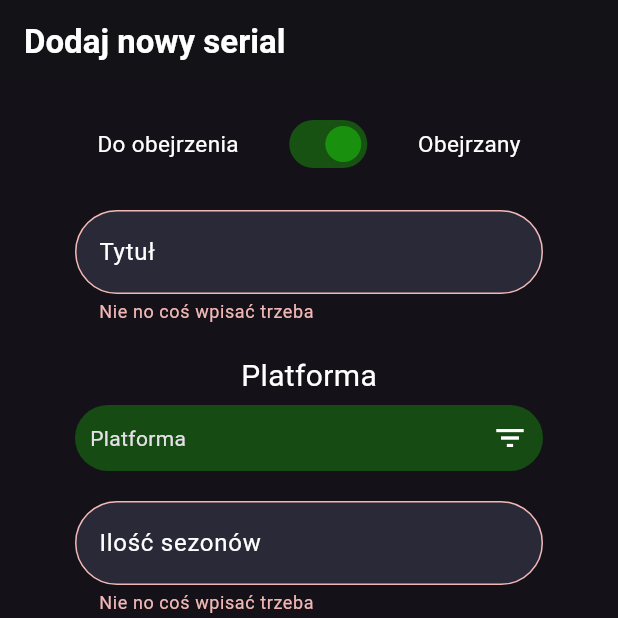
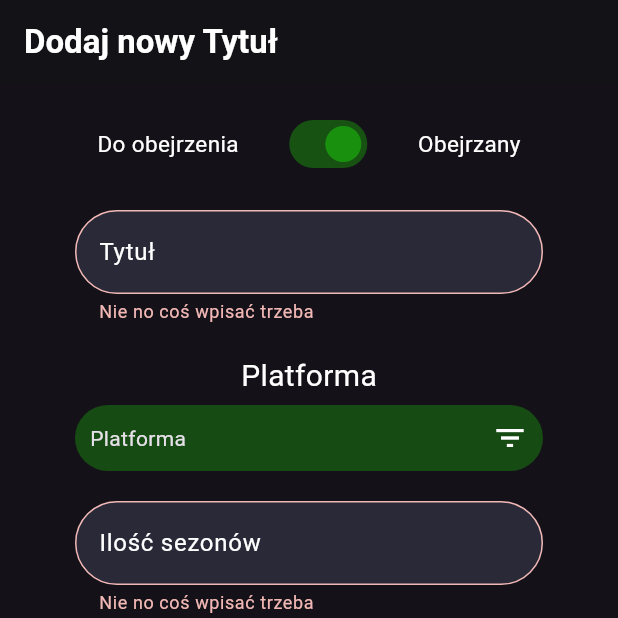
Before and after one commit to Nyc3k/seriale, a Flutter app: the screen it shows after launch, item 2 of the bottom bar chosen, after a tap on "Dodaj", on a phone screen of 412 x 824 dp, the top half of it. Run offline on Flutter 3.47's test engine with Material 3 defaults, Android fonts, the phone set to English and light mode, and no system bars; drawn by our look-alikes of multi_select_flutter; our stand-ins replace cloud_firestore, firebase_core, graphql_flutter, permission_handler; missing offline and left inert: excel; accounts and stored records are empty; generated files the repository leaves out were written again.

```diff
--- a/lib/components/serial.dart
+++ b/lib/components/serial.dart
@@ -11,7 +11,7 @@ class Serial {
   String? imageUrl;
   String? imageUrl2;
   double? rating;
-  int? sesons;
+  int? sesons = 0;
   String? notes;
   String? trailerUrl;
   Timestamp? createdAt;
--- a/lib/components/setrating.dart
+++ b/lib/components/setrating.dart
@@ -2,6 +2,7 @@ import 'package:cloud_firestore/cloud_firestore.dart';
 import 'package:flutter/material.dart';
 import 'package:kajecik/components/fajnyprzycisk.dart';
 import 'package:kajecik/components/multichooser.dart';
+import 'package:kajecik/globals.dart';
 import '../components/serial.dart';
 import '../components/tableText.dart';
 
@@ -46,7 +47,8 @@ class _addAPIandRankingState extends State<SetRanking> {
   @override
   void initState() {
     super.initState();
-    if (widget.addSesson) {
+    if (widget.newSerial.sesons != null) {
+      if (widget.addSesson) {
       sliderMax = widget.newSerial.sesons! + 1;
     } else {
       sliderMax = widget.newSerial.sesons!.toDouble();
@@ -58,6 +60,8 @@ class _addAPIandRankingState extends State<SetRanking> {
     } else{
       _sliderValue = 1.0;
     }
+    }
+
 
   }
 
@@ -85,12 +89,12 @@ class _addAPIandRankingState extends State<SetRanking> {
             children: [
               const SizedBox(height: 25.0),
               Text( widget.newSerial.title , style: const TextStyle(fontSize: 25),),
-              Text('dostępny w ${widget.newSerial.platforms} \n tagi: ${widget.newSerial.apiGenre} ilość sezonów ${widget.newSerial.sesons}'),
+              //Text('dostępny w ${widget.newSerial.platforms} \n tagi: ${widget.newSerial.apiGenre} ilość sezonów ${widget.newSerial.sesons}'),
               const SizedBox(height: 16.0),
               Form(
                 child: Column(
                     children: [
-                      Column(
+                      if (Globals.mode.value == 0 ) Column(
                         children: [
                           TableText( textWTabeli: 'Liczba obejrzanych sezonów: ${_sliderValue.toInt()}'),
                           Slider(
@@ -226,7 +230,8 @@ class _addAPIandRankingState extends State<SetRanking> {
                 _sliderValue == widget.newSerial.sesons ? sessontowatch = false: sessontowatch = true;
                 if (widget.isNew) {
                   dialogText = 'Serial został dodany';
-                  widget.firestore.collection('seriale').add({
+                  String collection = Globals.mode.value == 0 ? 'seriale' : 'movies';
+                  widget.firestore.collection(collection).add({
                           'isWatched' : widget.isWatched,
                           'apiId' : widget.newSerial.apiId,
                           'title' : widget.newSerial.title,
--- a/lib/components/viewseries.dart
+++ b/lib/components/viewseries.dart
@@ -3,6 +3,7 @@ import 'package:kajecik/components/multichooser.dart';
 import 'package:kajecik/components/raport.dart';
 import 'package:kajecik/components/serieslist.dart';
 import 'package:kajecik/components/filtrcard.dart';
+import 'package:kajecik/globals.dart';
 import 'serial.dart';
 
 class ViewSeries extends StatefulWidget {
@@ -89,11 +90,7 @@ void filterItems() {
   }
   void changeOfLook(){
     setState(() {
-      if (opcja == 2) {
-        opcja = 1;
-      }else{
-        opcja++;
-      }
+      Globals.changeMode();
     });
   }
   void _startSearch() {
@@ -224,7 +221,9 @@ void filterItems() {
                       ),
                   )
           : GestureDetector(
-            child: Text(barTitle,
+            child: Text(
+              Globals.mode.toString(),
+              //barTitle,
               style: const TextStyle(
                 color: Colors.white,
                 fontWeight: FontWeight.bold
--- /dev/null
+++ b/lib/globals.dart
@@ -0,0 +1,13 @@
+import 'package:flutter/material.dart';
+
+class Globals {
+  static ValueNotifier<int> mode = ValueNotifier<int>(0);
+
+  static void changeMode (){
+    if (mode.value == 0 ) {
+      mode.value++;
+    }else if(mode.value == 1){
+      mode.value = 0;
+    }
+  }
+}
--- a/lib/main.dart
+++ b/lib/main.dart
@@ -2,13 +2,13 @@ import 'package:cloud_firestore/cloud_firestore.dart';
 import 'package:flutter/material.dart';
 import 'package:kajecik/components/serial.dart';
 import 'package:kajecik/components/viewseries.dart';
+import 'package:kajecik/globals.dart';
 import 'package:kajecik/pages/addnewseries.dart';
 import 'package:firebase_core/firebase_core.dart';
 import 'firebase_options.dart';
 import 'package:graphql_flutter/graphql_flutter.dart';
 
 Future<void> main() async {
-
   WidgetsFlutterBinding.ensureInitialized();
   await Firebase.initializeApp(
     options: DefaultFirebaseOptions.currentPlatform,
@@ -24,12 +24,10 @@ Future<void> main() async {
     ),
   );
 
-
   runApp(GraphQLProvider(
     client: client,
     child: MaterialApp(
-      theme:
-      ThemeData(
+      theme: ThemeData(
           visualDensity: VisualDensity.adaptivePlatformDensity,
           brightness: Brightness.dark,
 
@@ -40,24 +38,22 @@ Future<void> main() async {
               fillColor: const Color.fromARGB(255, 41, 41, 56),
               border: OutlineInputBorder(
                   borderRadius: BorderRadius.circular(30.0),
-            borderSide: const BorderSide( color: Color.fromARGB(255, 25, 145, 14)) // nie działa
+                  borderSide: const BorderSide(
+                      color: Color.fromARGB(255, 25, 145, 14)) // nie działa
                   ),
               focusedBorder: OutlineInputBorder(
                   borderRadius: BorderRadius.circular(30.0),
-            borderSide: const BorderSide( color: Color.fromARGB(255, 25, 145, 14))
-          )
-        )
-      ),
+                  borderSide: const BorderSide(
+                      color: Color.fromARGB(255, 25, 145, 14))))),
       home: const HomeScreen(),
     ),
   ));
 }
 
-
 class HomeScreen extends StatefulWidget {
-
-
-  const HomeScreen({super.key,});
+  const HomeScreen({
+    super.key,
+  });
 
   @override
   HomeScreenState createState() => HomeScreenState();
@@ -67,12 +63,14 @@ class HomeScreenState extends State<HomeScreen> {
   List<Serial> series = [];
   List<Serial> watchedSeries = [];
   List<Serial> seriesToWatch = [];
+  List<Serial> watchedMovies = [];
+  List<Serial> moviesToWatch = [];
   List<Serial> newSessonsToWatch = [];
   List<String> _fetchedTags = [];
   List<Widget> _widgetOptions = [
-    const CircularProgressIndicator( color: Color.fromARGB(255, 25, 145, 14)),
-    const CircularProgressIndicator( color: Color.fromARGB(255, 25, 145, 14)),
-    const CircularProgressIndicator( color: Color.fromARGB(255, 25, 145, 14)),
+    const CircularProgressIndicator(color: Color.fromARGB(255, 25, 145, 14)),
+    const CircularProgressIndicator(color: Color.fromARGB(255, 25, 145, 14)),
+    const CircularProgressIndicator(color: Color.fromARGB(255, 25, 145, 14)),
   ];
 
   @override
@@ -104,10 +102,9 @@ int? convertToInt(dynamic value) {
     }
   }
 
-
   @override
-  Widget build(BuildContext context)  {
-
+  Widget build(BuildContext context) {
+    _updateWidgetOptions(Globals.mode.value);
 
     return Scaffold(
       body: DefaultTabController(
@@ -116,8 +113,12 @@ int? convertToInt(dynamic value) {
           children: [
             Expanded(
               child: StreamBuilder<QuerySnapshot<Map<String, dynamic>>>(
-                stream: FirebaseFirestore.instance.collection('seriale').snapshots(),
-                builder: (BuildContext context, AsyncSnapshot<QuerySnapshot<Map<String, dynamic>>> snapshot) {
+                stream: FirebaseFirestore.instance
+                    .collection('seriale')
+                    .snapshots(),
+                builder: (BuildContext context,
+                    AsyncSnapshot<QuerySnapshot<Map<String, dynamic>>>
+                        snapshot) {
                   if (snapshot.connectionState == ConnectionState.waiting) {
                     return const Center(child: CircularProgressIndicator());
                   }
@@ -127,7 +128,160 @@ int? convertToInt(dynamic value) {
                   }
 
                   if (snapshot.hasData) {
-                    series = snapshot.data!.docs.map((doc) {
+                    series = manageData(snapshot);
+                    watchedSeries = series
+                        .where((serie) => serie.isWatched == true)
+                        .toList();
+                    watchedSeries
+                        .sort((a, b) => b.rating!.compareTo(a.rating!));
+                    seriesToWatch = series
+                        .where((serie) => serie.isWatched == false)
+                        .toList();
+                    newSessonsToWatch = watchedSeries
+                        .where((serie) => serie.newSesson == true)
+                        .toList();
+                    seriesToWatch = seriesToWatch + newSessonsToWatch;
+                    seriesToWatch
+                        .sort((a, b) => b.prority!.compareTo(a.prority!));
+
+                    _fetchedTags = series
+                        .expand((series) => series.apiGenre!)
+                        .toSet()
+                        .toList()
+                        .cast();
+
+// NEW
+                    return StreamBuilder<QuerySnapshot<Map<String, dynamic>>>(
+                      stream: FirebaseFirestore.instance
+                          .collection('movies')
+                          .snapshots(),
+                      builder: (BuildContext context,
+                          AsyncSnapshot<QuerySnapshot<Map<String, dynamic>>>
+                              favoriteSnapshot) {
+                        if (favoriteSnapshot.connectionState ==
+                            ConnectionState.waiting) {
+                          return const Center(
+                              child: CircularProgressIndicator());
+                        }
+
+                        if (favoriteSnapshot.hasError) {
+                          return const Center(
+                              child:
+                                  Text('Something went wrong with favorites'));
+                        }
+
+                        if (favoriteSnapshot.hasData) {
+                          var movies = manageData(favoriteSnapshot);
+                          watchedMovies = movies
+                              .where((movie) => movie.isWatched == true)
+                              .toList();
+                          watchedMovies
+                              .sort((a, b) => b.rating!.compareTo(a.rating!));
+                          moviesToWatch = movies
+                              .where((movie) => movie.isWatched == false)
+                              .toList();
+
+                          // Nie wywołujemy setState() w trakcie budowy UI
+                          return ValueListenableBuilder<int>(
+                            valueListenable: Globals.mode,
+                            builder: (context, modeValue, _) {
+                              // Aktualizujemy _widgetOptions, ale nie wywołujemy setState() tutaj.
+                              // Zmieniamy je dynamicznie bez ręcznej aktualizacji stanu.
+                              _updateWidgetOptions(modeValue);
+
+                              return TabBarView(
+                                children: _widgetOptions,
+                              );
+                            },
+                          );
+                        } else {
+                          return const Center(
+                              child: CircularProgressIndicator(
+                                  color: Color.fromARGB(255, 25, 145, 14)));
+                        }
+                      },
+                    );
+                  } else {
+                    return const Center(
+                        child: CircularProgressIndicator(
+                            color: Color.fromARGB(255, 25, 145, 14)));
+                  }
+                },
+              ),
+            ),
+            Container(
+              color: const Color.fromARGB(255, 41, 41, 56),
+              child: TabBar(
+                indicatorColor: Theme.of(context)
+                    .primaryColor, // Kolor podkreślenia aktywnej zakładki
+                labelColor:
+                    Theme.of(context).primaryColor, // Kolor aktywnej zakładki
+                unselectedLabelColor: Colors.white70,
+                dividerColor: const Color.fromARGB(255, 41, 41, 56),
+                tabs: const [
+                  Tab(
+                    text: 'Obejrzane',
+                    icon: Icon(Icons.check_circle_outlined),
+                  ),
+                  Tab(
+                    text: 'Dodaj Nowy',
+                    icon: Icon(Icons.add_circle_outline_outlined),
+                  ),
+                  Tab(
+                    text: 'Do Obejrzenia',
+                    icon: Icon(Icons.arrow_circle_right_outlined),
+                  ),
+                ],
+              ),
+            ),
+          ],
+        ),
+      ),
+    );
+  }
+
+  void _updateWidgetOptions(int modeValue) {
+    if (modeValue == 0) {
+      _widgetOptions = <Widget>[
+        ViewSeries(
+          series: watchedSeries,
+          appBarTitle: 'Obejrzane',
+          tags: _fetchedTags,
+          watchedSeries: watchedSeries,
+          withNewSessons: false,
+        ),
+        AddNewSeries(multiSelectTags: _fetchedTags, series: watchedSeries),
+        ViewSeries(
+          series: seriesToWatch,
+          appBarTitle: 'Do Obejrzenia',
+          tags: _fetchedTags,
+          watchedSeries: watchedSeries,
+          withNewSessons: true,
+        ),
+      ];
+    } else {
+      _widgetOptions = <Widget>[
+        ViewSeries(
+          series: watchedMovies,
+          appBarTitle: 'Obejrzane',
+          tags: _fetchedTags,
+          watchedSeries: watchedMovies,
+          withNewSessons: false,
+        ),
+        AddNewSeries(multiSelectTags: _fetchedTags, series: watchedMovies),
+        ViewSeries(
+          series: moviesToWatch,
+          appBarTitle: 'Do Obejrzenia',
+          tags: _fetchedTags,
+          watchedSeries: watchedSeries,
+          withNewSessons: true,
+        ),
+      ];
+    }
+  }
+
+  List<Serial> manageData(snapshot) {
+    List<Serial> newList = snapshot.data!.docs.map<Serial>((doc) {
       var data = doc.data();
       //print('${doc.id} wachedAt: ${data['wachedAt']}}');
       return Serial(
@@ -159,50 +313,8 @@ int? convertToInt(dynamic value) {
             .map((item) => item as Timestamp)
             .toList(),
         //wachedNewSessonAt: data['wachedNewSessonAt']
-
       );
     }).toList();
-                    watchedSeries = series.where((serie) => serie.isWatched == true).toList();
-                    watchedSeries.sort((a,b) => b.rating!.compareTo(a.rating!));
-                    seriesToWatch = series.where((serie) => serie.isWatched == false).toList();
-                    newSessonsToWatch = watchedSeries.where((serie) => serie.newSesson == true).toList();
-                    seriesToWatch = seriesToWatch + newSessonsToWatch;
-                    seriesToWatch.sort((a,b) => b.prority!.compareTo(a.prority!));
-
-                    _fetchedTags = series.expand((series) => series.apiGenre!).toSet().toList().cast();
-
-                    _widgetOptions = <Widget>[
-                      ViewSeries(series: watchedSeries, appBarTitle: 'Obejrzane', tags: _fetchedTags, watchedSeries: watchedSeries, withNewSessons: false,),
-                      AddNewSeries(multiSelectTags: _fetchedTags, series: watchedSeries),
-                      ViewSeries(series: seriesToWatch, appBarTitle: 'Do Obejrzenia', tags: _fetchedTags, watchedSeries: watchedSeries, withNewSessons: true,),
-                    ];
-
-                    return TabBarView(
-                      children: _widgetOptions,
-                    );
-                  } else {
-                    return const Center(child: CircularProgressIndicator(color: Color.fromARGB(255, 25, 145, 14)));
-                  }
-                },
-              ),
-            ),
-            Container(
-              color: const Color.fromARGB(255, 41, 41, 56),
-              child: TabBar(
-                indicatorColor: Theme.of(context).primaryColor, // Kolor podkreślenia aktywnej zakładki
-                labelColor: Theme.of(context).primaryColor, // Kolor aktywnej zakładki
-                unselectedLabelColor: Colors.white70,
-                dividerColor: const Color.fromARGB(255, 41, 41, 56),
-                tabs: const [
-                  Tab(text: 'Obejrzane', icon: Icon(Icons.check_circle_outlined),),
-                  Tab(text: 'Dodaj Nowy', icon: Icon(Icons.add_circle_outline_outlined),),
-                  Tab(text: 'Do Obejrzenia', icon: Icon(Icons.arrow_circle_right_outlined),),
-                ],
-              ),
-            ),
-          ],
-        ),
-      ),
-    );
+    return newList;
   }
 }
--- a/lib/pages/addnewseries.dart
+++ b/lib/pages/addnewseries.dart
@@ -3,6 +3,7 @@ import 'package:flutter/material.dart';
 import 'package:cloud_firestore/cloud_firestore.dart';
 import 'package:kajecik/components/fajnyprzycisk.dart';
 import 'package:kajecik/components/multichooser.dart';
+import 'package:kajecik/globals.dart';
 import 'package:kajecik/pages/addseriesapi.dart';
 import '../components/serial.dart';
 
@@ -55,7 +56,7 @@ class _AddNewSeriesState extends State<AddNewSeries> {
   Widget build(BuildContext context) {
     return Scaffold(
       appBar: AppBar(
-        title: const Text('Dodaj nowy serial', style: TextStyle(
+        title: const Text('Dodaj nowy Tytuł', style: TextStyle(
           color: Colors.white,
           fontWeight: FontWeight.bold
         )),
@@ -134,7 +135,7 @@ class _AddNewSeriesState extends State<AddNewSeries> {
 
               const SizedBox(height: 20.0),
 
-              TextFormField(
+              if (Globals.mode.value == 0) TextFormField(
                 controller: _sezonsController,
                 decoration: InputDecoration(
                   labelText: 'Ilość sezonów',
@@ -181,7 +182,9 @@ class _AddNewSeriesState extends State<AddNewSeries> {
               ButtonMy(text: 'Dodaj', onPressed: () {
                   _formKey.currentState!.validate();
                   _formKey.currentState!.save();
-                  Serial newSerial = Serial(isWatched: _isWatched, title: _titleController.text , platforms: _selectedPlatforms, sesons: int.parse(_sezonsController.text), notes: _notesController.text);
+                  Serial newSerial = Globals.mode.value == 0 ?
+                    Serial(isWatched: _isWatched, title: _titleController.text , platforms: _selectedPlatforms, sesons: int.parse(_sezonsController.text), notes: _notesController.text):
+                    Serial(isWatched: _isWatched, title: _titleController.text , platforms: _selectedPlatforms, notes: _notesController.text);
 
 
                   Navigator.push(context, MaterialPageRoute(builder: (context) => AddAPIandRanking(
@@ -204,7 +207,7 @@ class _AddNewSeriesState extends State<AddNewSeries> {
     );
   }
 }
-
+// TO JEST DZIWNE \/
 class MultiSelectChip extends StatefulWidget {
   final List<String> reportList;
   final Function(List<String>) onSelectionChanged;
--- a/lib/pages/addseriesapi.dart
+++ b/lib/pages/addseriesapi.dart
@@ -5,6 +5,7 @@ import 'package:kajecik/components/api_response.dart';
 import 'package:kajecik/components/api_service.dart';
 import 'package:kajecik/components/fajnyprzycisk.dart';
 import 'package:kajecik/components/setrating.dart';
+import 'package:kajecik/globals.dart';
 
 import '../components/serial.dart';
 import '../components/tableText.dart';
@@ -226,7 +227,8 @@ class _addAPIandRankingState extends State<AddAPIandRanking> {
 
     widget.formClick();
   } else {
-    widget.firestore.collection('seriale').add({
+    String collection = Globals.mode.value == 0 ? 'seriale' : 'movies';
+    widget.firestore.collection(collection).add({
             'isWatched' : widget.isWatched,
             'apiId' : widget.newSerial.apiId,
             'title' : widget.newSerial.title,
--- a/lib/pages/detailscreen.dart
+++ b/lib/pages/detailscreen.dart
@@ -124,6 +124,7 @@ class DetailScreen extends StatelessWidget {
 
   @override
   Widget build(BuildContext context) {
+    print(serial.platforms);
     String tekstJeden = ' ';
     // print('${DateFormat('dd MMMM yyyy, HH:mm').format(serial.wachedAt!.toDate())} > ${DateFormat('dd MMMM yyyy, HH:mm').format(DateTime(2024,8,6,23)).toString()} => ${serial.wachedAt!.toDate().isAfter(DateTime(2024,8,6,23))} ');
     if (serial.releaseYear != null) tekstJeden=tekstJeden+serial.releaseYear.toString();
@@ -228,7 +229,7 @@ class DetailScreen extends StatelessWidget {
                               runSpacing: 5,
                               children: serial.apiGenre!.map((gener) => GenerCard(title: gener, onTap: null)).toList()
                             ),
-                            Padding(
+                            if (!serial.platforms.contains('Nie_Wiem')) Padding(
                               padding: const EdgeInsets.only(top: 8.0, bottom: 8.0),
                               child: Row(
                                 children: platformImages,
```
Also changed, not shown: 1 other file. Lines whose indentation alone changed are shown as unchanged.
